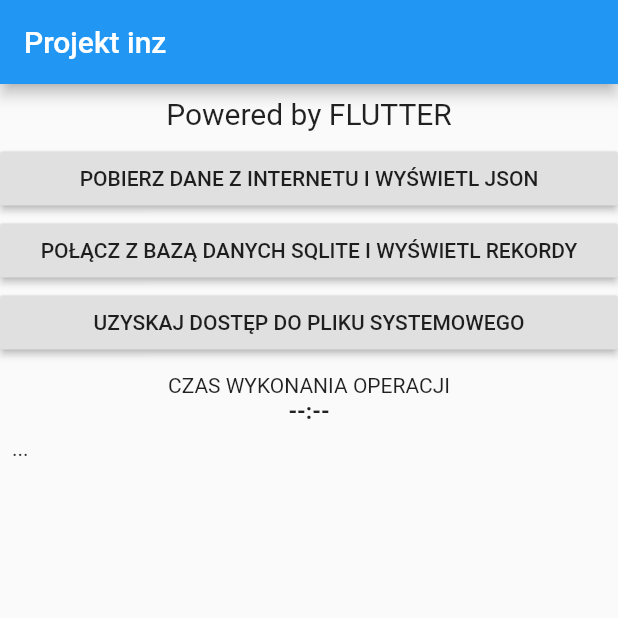
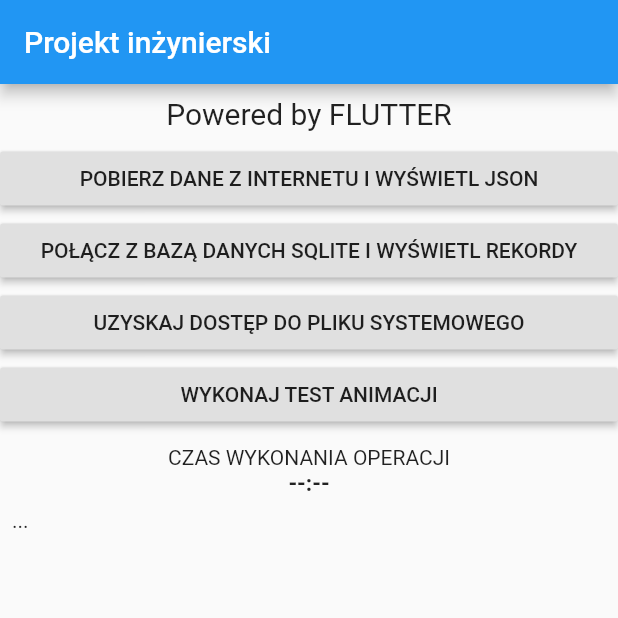
Before and after one commit to dxfrankowicz/projekt_inz_flutter, a Flutter app: the screen it shows after launch, on a phone screen of 412 x 824 dp, the top half of it. Run offline on Flutter 3.47's test engine with Material 2 defaults, Android fonts, the phone set to English and light mode, and no system bars; our stand-ins replace sqflite; accounts and stored records are empty.

Commit message:
Dodanie testu animacji, poprawki kodu

```diff
--- a/lib/main.dart
+++ b/lib/main.dart
@@ -2,6 +2,7 @@ import 'dart:async';
 
 import 'package:flutter/material.dart';
 import 'package:http/http.dart' as http;
+import 'package:projekt_inz/animation_utils.dart';
 import 'dart:convert' as convert;
 
 import 'package:projekt_inz/model/Employee.dart';
@@ -15,11 +16,11 @@ class MyApp extends StatelessWidget {
   Widget build(BuildContext context) {
     return MaterialApp(
       debugShowCheckedModeBanner: false,
-      title: 'Projekt inz',
+      title: 'Projekt inżynierski',
       theme: ThemeData(
         primarySwatch: Colors.blue,
       ),
-      home: MyHomePage(title: 'Projekt inz'),
+      home: MyHomePage(title: 'Projekt inżynierski'),
     );
   }
 }
@@ -40,6 +41,8 @@ class _MyHomePageState extends State<MyHomePage> {
   var _startTime;
   var _endTime;
 
+  bool animationTest = false;
+
   void startTimer() {
     setState(() {
       _response = "...";
@@ -51,6 +54,7 @@ class _MyHomePageState extends State<MyHomePage> {
     _endTime = DateTime.now().millisecondsSinceEpoch;
     setState(() {
       _time = _endTime - _startTime;
+      animationTest = false;
     });
   }
 
@@ -79,22 +83,13 @@ class _MyHomePageState extends State<MyHomePage> {
                 ),
               ),
             ),
-            RaisedButton(
-                child: new Text(
-                    "Pobierz dane z Internetu i wyświetl JSON".toUpperCase(),
-                    textAlign: TextAlign.center),
-                onPressed: fetchDataFromApi),
-            RaisedButton(
-                child: new Text(
-                    "Połącz z bazą danych SQLite i wyświetl rekordy"
-                        .toUpperCase(),
-                    textAlign: TextAlign.center),
-                onPressed: getDataFromDatabase),
-            RaisedButton(
-                child: new Text(
-                    "Uzyskaj dostęp do pliku systemowego".toUpperCase(),
-                    textAlign: TextAlign.center),
-                onPressed: getFileFromAppDirectory),
+            createButton(
+                "Pobierz dane z Internetu i wyświetl JSON", fetchDataFromApi),
+            createButton("Połącz z bazą danych SQLite i wyświetl rekordy",
+                getDataFromDatabase),
+            createButton(
+                "Uzyskaj dostęp do pliku systemowego", getFileFromAppDirectory),
+            createButton("Wykonaj test animacji", executeAnimationTest),
             SizedBox(height: 10.0),
             Center(child: Text("Czas wykonania operacji".toUpperCase())),
             Center(
@@ -103,12 +98,31 @@ class _MyHomePageState extends State<MyHomePage> {
                 style: TextStyle(fontSize: 15.0, fontWeight: FontWeight.bold),
               ),
             ),
-            Padding(
-              padding: const EdgeInsets.all(8.0),
-              child: Text(_response ?? "..."),
-            )
+            animationTest
+                ? LogoAnimationTest(notifyParent: stopTimer)
+                : Padding(
+                    padding: const EdgeInsets.all(8.0),
+                    child: Text(_response ?? "..."),
+                  )
           ],
         ));
+  }
+
+  Widget createButton(String text, VoidCallback function) {
+    return RaisedButton(
+        child: new Text(text.toUpperCase(), textAlign: TextAlign.center),
+        onPressed: function);
+  }
+
+  void executeAnimationTest() {
+    setState(() {
+      startTimer();
+      animationTest = true;
+    });
+  }
+
+  String getErrorMsg(e){
+    return "Wystąpił błąd, spróbuj jeszcze raz. \n${e.toString()}";
   }
 
   void fetchDataFromApi() {
@@ -124,7 +138,7 @@ class _MyHomePageState extends State<MyHomePage> {
     }).whenComplete(() {
       stopTimer();
     }).catchError((e) {
-      _response = "Wystąpił błąd, spróbuj jeszcze raz. \n${e.toString()}";
+      _response = getErrorMsg(e);
     });
   }
 
@@ -148,7 +162,7 @@ class _MyHomePageState extends State<MyHomePage> {
     }).whenComplete(() {
       stopTimer();
     }).catchError((e) {
-      _response = "Wystąpił błąd, spróbuj jeszcze raz. \n${e.toString()}";
+      _response = getErrorMsg(e);
     });
   }
 }
```
Also changed, not shown: lib/animation_utils.dart (added, +60 -0 lines).
